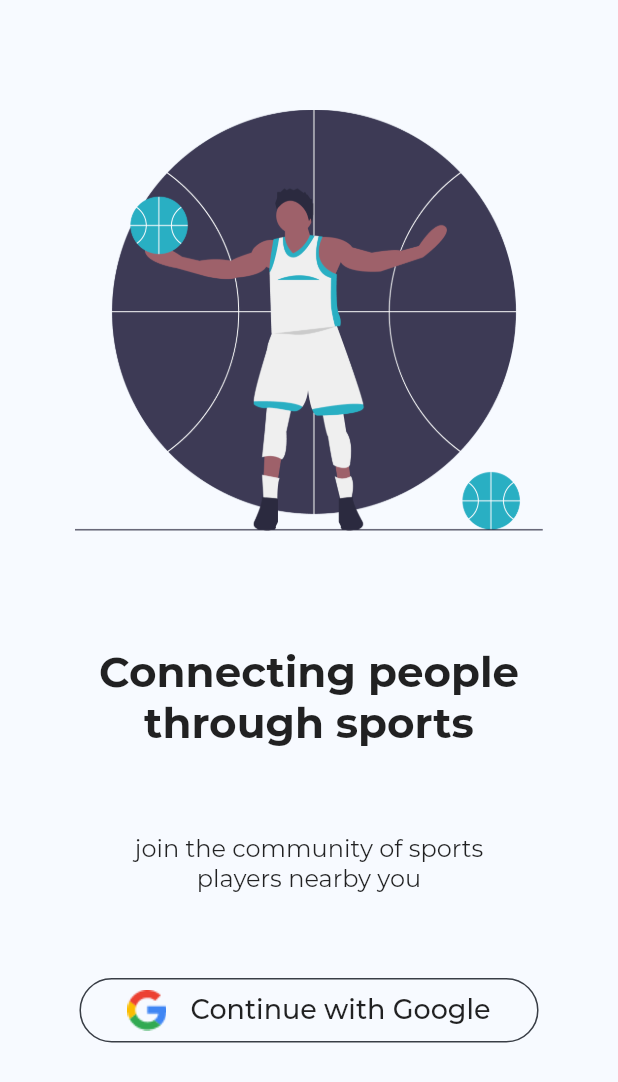
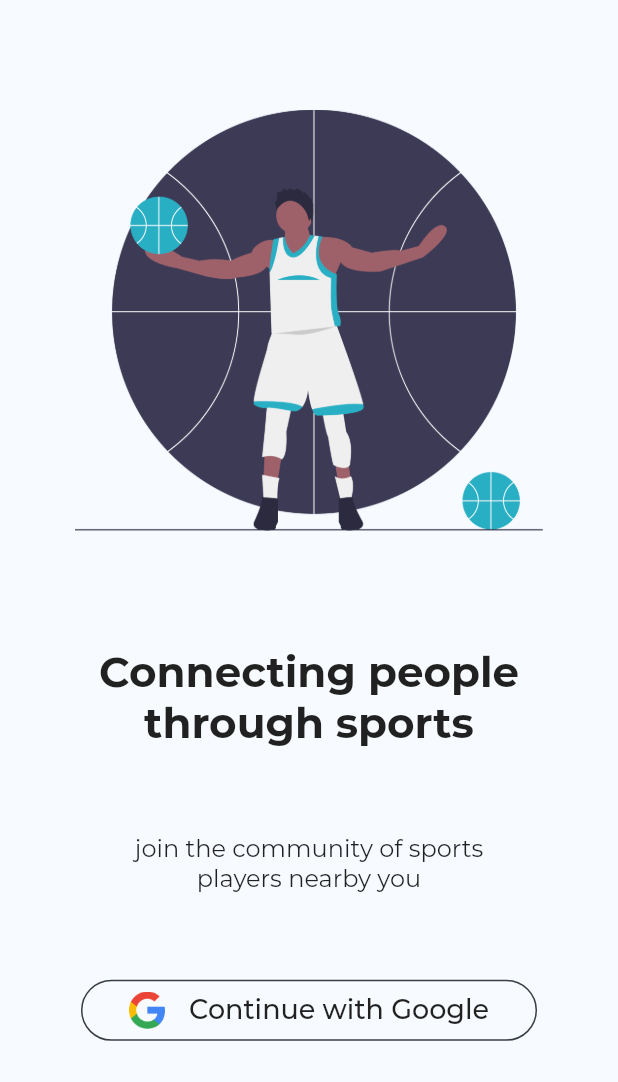
Before and after one commit to Runbhumi/Runbhumi, a Flutter app: the GauthPage screen opened by its route, on a phone screen of 412 x 824 dp. Shown: the top 1082 px of the screen. Run offline on Flutter 3.47's test engine with Material 2 defaults, Android fonts, the phone set to English and light mode, and no system bars; our stand-ins replace bubble_tab_indicator, cloud_firestore, datetime_picker_formfield, firebase_auth, firebase_core, firebase_messaging and 8 more; accounts and stored records are empty; project files that could hold a hidden picture were left out.

Commit message:
enehanced image quality of google

```diff
--- a/lib/widget/googleOauth.dart
+++ b/lib/widget/googleOauth.dart
@@ -38,7 +38,8 @@ class _GoogleOauthState extends State<GoogleOauth> {
                   Padding(
                     padding:
                         const EdgeInsets.only(left: 16.0, top: 8, bottom: 8),
-                    child: Image(image: AssetImage('assets/googleicon.png')),
+                    child: Image(
+                        image: AssetImage('assets/googleicon.png'), width: 24),
                   ),
                 if (state == false)
                   Padding(
```
Also changed, not shown: assets/googleicon.png.
